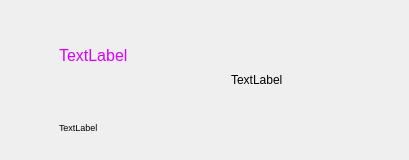
Before: the Qt Designer form TagSchedule/ui/TagList.ui in 3548848289/SmartDesk, drawn with Qt 5.
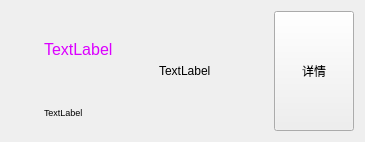
After: the same form once the commit is applied. Icons and pictures are not drawn.

The edit to the form file:
```diff
--- a/TagSchedule/ui/TagList.ui
+++ b/TagSchedule/ui/TagList.ui
@@ -6,8 +6,8 @@
    <rect>
     <x>0</x>
     <y>0</y>
-    <width>409</width>
-    <height>160</height>
+    <width>365</width>
+    <height>142</height>
    </rect>
   </property>
   <property name="windowTitle">
@@ -15,7 +15,7 @@
   </property>
   <layout class="QGridLayout" name="gridLayout">
    <item row="0" column="0">
-    <layout class="QHBoxLayout" name="horizontalLayout" stretch="1,4,4">
+    <layout class="QHBoxLayout" name="horizontalLayout" stretch="1,4,4,0">
      <item>
       <widget class="QLabel" name="tagLabel">
        <property name="text">
@@ -68,6 +68,19 @@
        </item>
       </layout>
      </item>
+     <item>
+      <widget class="QPushButton" name="pushButton">
+       <property name="sizePolicy">
+        <sizepolicy hsizetype="Preferred" vsizetype="Preferred">
+         <horstretch>0</horstretch>
+         <verstretch>0</verstretch>
+        </sizepolicy>
+       </property>
+       <property name="text">
+        <string>详情</string>
+       </property>
+      </widget>
+     </item>
     </layout>
    </item>
   </layout>
```
